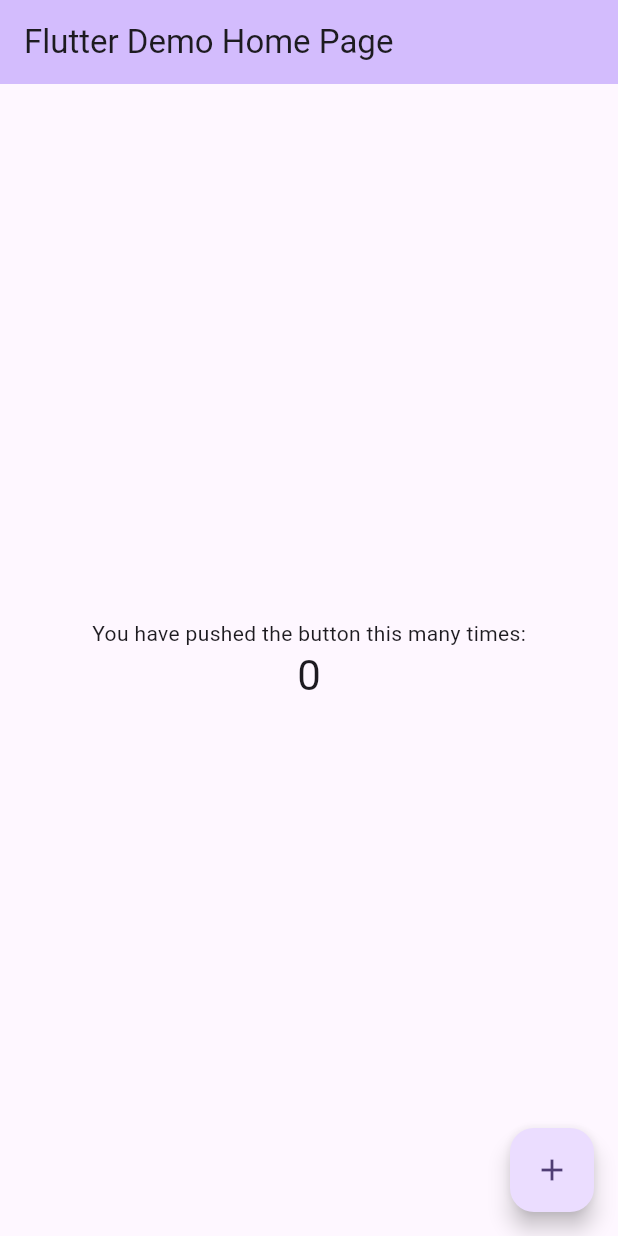
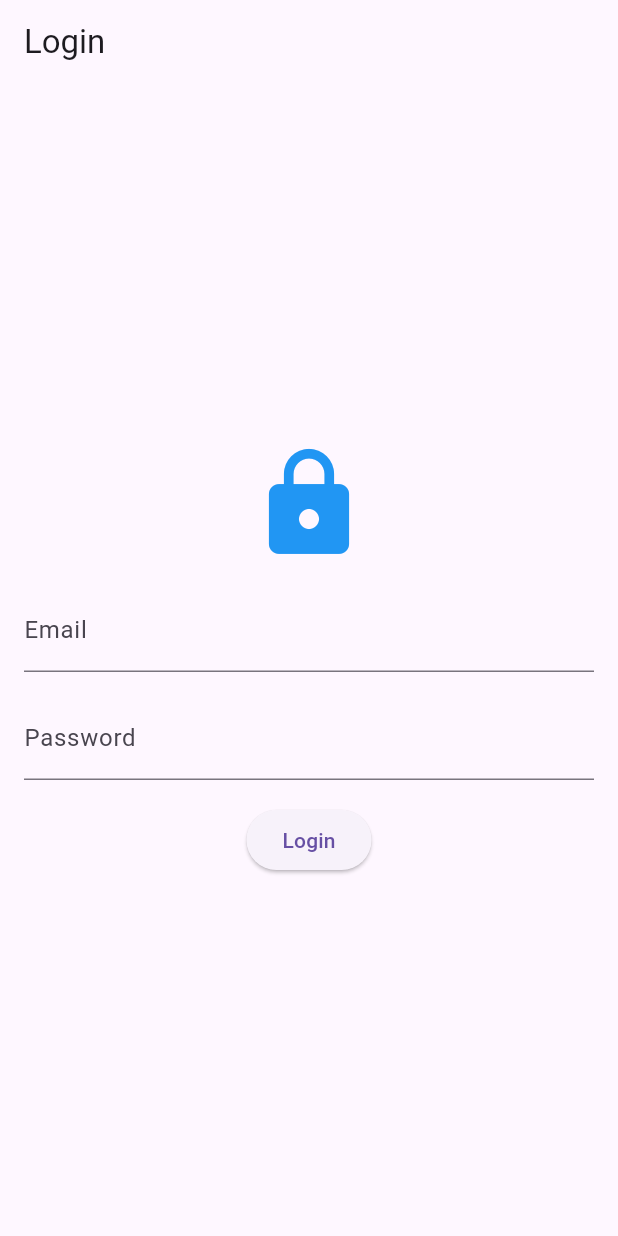
Before and after one commit to santiagomallama08/final_project_flutter, a Flutter app: the screen it shows after launch, on a phone screen of 412 x 824 dp. Run offline on Flutter 3.47's test engine with Material 3 defaults, Android fonts, the phone set to English and light mode, and no system bars; our stand-ins replace cloud_firestore, firebase_auth, firebase_core, get, google_nav_bar; accounts and stored records are empty.

Commit message:
subiendo proyecto final

```diff
--- /dev/null
+++ b/l10n.yaml
@@ -0,0 +1,6 @@
+arb-dir: lib/l10n
+template-arb-file: app_es.arb
+output-localization-file: app_localizations.dart
+synthetic-package: false
+nullable-getter: false
+output-dir: lib/generated
--- a/lib/app.dart
+++ b/lib/app.dart
@@ -0,0 +1,20 @@
+import 'package:flutter/material.dart';
+import 'package:flutter_application_1/modules/autenticacion/login.dart';
+import 'package:get/get.dart';
+
+class App extends StatelessWidget{
+  const App({super.key});
+
+
+ @override
+  Widget build(BuildContext context) {
+    return GetMaterialApp(
+      title: 'App',
+      theme: ThemeData(
+        primarySwatch: Colors.blue,
+      ),
+      home: LoginApp(),
+
+    );
+  }
+}
--- a/lib/main.dart
+++ b/lib/main.dart
@@ -1,125 +1,15 @@
+import 'package:firebase_core/firebase_core.dart';
 import 'package:flutter/material.dart';
+import 'package:flutter_application_1/firebase_options.dart';
+import 'package:flutter_application_1/modules/autenticacion/login.dart';
+import 'package:get/get.dart';
+ import 'package:flutter_application_1/app.dart';
 
-void main() {
-  runApp(const MyApp());
+void main() async {
+  WidgetsFlutterBinding.ensureInitialized();
+  await Firebase.initializeApp(
+    options: DefaultFirebaseOptions.currentPlatform,
+  );
+   runApp(App());
+
 }
-
-class MyApp extends StatelessWidget {
-  const MyApp({super.key});
-
-  // This widget is the root of your application.
-  @override
-  Widget build(BuildContext context) {
-    return MaterialApp(
-      title: 'Flutter Demo',
-      theme: ThemeData(
-        // This is the theme of your application.
-        //
-        // TRY THIS: Try running your application with "flutter run". You'll see
-        // the application has a purple toolbar. Then, without quitting the app,
-        // try changing the seedColor in the colorScheme below to Colors.green
-        // and then invoke "hot reload" (save your changes or press the "hot
-        // reload" button in a Flutter-supported IDE, or press "r" if you used
-        // the command line to start the app).
-        //
-        // Notice that the counter didn't reset back to zero; the application
-        // state is not lost during the reload. To reset the state, use hot
-        // restart instead.
-        //
-        // This works for code too, not just values: Most code changes can be
-        // tested with just a hot reload.
-        colorScheme: ColorScheme.fromSeed(seedColor: Colors.deepPurple),
-        useMaterial3: true,
-      ),
-      home: const MyHomePage(title: 'Flutter Demo Home Page'),
-    );
-  }
-}
-
-class MyHomePage extends StatefulWidget {
-  const MyHomePage({super.key, required this.title});
-
-  // This widget is the home page of your application. It is stateful, meaning
-  // that it has a State object (defined below) that contains fields that affect
-  // how it looks.
-
-  // This class is the configuration for the state. It holds the values (in this
-  // case the title) provided by the parent (in this case the App widget) and
-  // used by the build method of the State. Fields in a Widget subclass are
-  // always marked "final".
-
-  final String title;
-
-  @override
-  State<MyHomePage> createState() => _MyHomePageState();
-}
-
-class _MyHomePageState extends State<MyHomePage> {
-  int _counter = 0;
-
-  void _incrementCounter() {
-    setState(() {
-      // This call to setState tells the Flutter framework that something has
-      // changed in this State, which causes it to rerun the build method below
-      // so that the display can reflect the updated values. If we changed
-      // _counter without calling setState(), then the build method would not be
-      // called again, and so nothing would appear to happen.
-      _counter++;
-    });
-  }
-
-  @override
-  Widget build(BuildContext context) {
-    // This method is rerun every time setState is called, for instance as done
-    // by the _incrementCounter method above.
-    //
-    // The Flutter framework has been optimized to make rerunning build methods
-    // fast, so that you can just rebuild anything that needs updating rather
-    // than having to individually change instances of widgets.
-    return Scaffold(
-      appBar: AppBar(
-        // TRY THIS: Try changing the color here to a specific color (to
-        // Colors.amber, perhaps?) and trigger a hot reload to see the AppBar
-        // change color while the other colors stay the same.
-        backgroundColor: Theme.of(context).colorScheme.inversePrimary,
-        // Here we take the value from the MyHomePage object that was created by
-        // the App.build method, and use it to set our appbar title.
-        title: Text(widget.title),
-      ),
-      body: Center(
-        // Center is a layout widget. It takes a single child and positions it
-        // in the middle of the parent.
-        child: Column(
-          // Column is also a layout widget. It takes a list of children and
-          // arranges them vertically. By default, it sizes itself to fit its
-          // children horizontally, and tries to be as tall as its parent.
-          //
-          // Column has various properties to control how it sizes itself and
-          // how it positions its children. Here we use mainAxisAlignment to
-          // center the children vertically; the main axis here is the vertical
-          // axis because Columns are vertical (the cross axis would be
-          // horizontal).
-          //
-          // TRY THIS: Invoke "debug painting" (choose the "Toggle Debug Paint"
-          // action in the IDE, or press "p" in the console), to see the
-          // wireframe for each widget.
-          mainAxisAlignment: MainAxisAlignment.center,
-          children: <Widget>[
-            const Text(
-              'You have pushed the button this many times:',
-            ),
-            Text(
-              '$_counter',
-              style: Theme.of(context).textTheme.headlineMedium,
-            ),
-          ],
-        ),
-      ),
-      floatingActionButton: FloatingActionButton(
-        onPressed: _incrementCounter,
-        tooltip: 'Increment',
-        child: const Icon(Icons.add),
-      ), // This trailing comma makes auto-formatting nicer for build methods.
-    );
-  }
-}
--- /dev/null
+++ b/lib/modules/autenticacion/login.dart
@@ -0,0 +1,119 @@
+import 'package:firebase_auth/firebase_auth.dart';
+import 'package:flutter/material.dart';
+import 'package:flutter_application_1/modules/noticias/screens/Lista_noticias.dart';
+import 'package:flutter_application_1/utils/services/firebase_auth.dart';
+import 'package:get/get.dart';
+
+class LoginApp extends StatefulWidget {
+  const LoginApp({Key? key}) : super(key: key);
+
+  @override
+  State<LoginApp> createState() => _LoginAppState();
+
+}
+
+class _LoginAppState extends State<LoginApp> {
+  final FirebaseAuthService _auth = FirebaseAuthService();
+  final TextEditingController _emailController = TextEditingController();
+  final TextEditingController _passwordController = TextEditingController();
+  String? _errorMessage;
+
+  Future<void> signIn(BuildContext context) async {
+    String email = _emailController.text.trim();
+    String pass = _passwordController.text.trim();
+
+    try {
+      final user = await _auth.signInWithEmailAndPassword(email, pass);
+
+      if (user != null) {
+        print('User signed in successfully');
+        Get.to(const ListNoticias());
+      } else {
+        setState(() {
+          _errorMessage = 'The user/password is incorrect';
+        });
+        ScaffoldMessenger.of(context).showSnackBar(
+          SnackBar(
+            content: Text(_errorMessage!),
+            duration: const Duration(seconds: 3),
+          ),
+        );
+      }
+    } catch (e) {
+      String errorMessage = 'An error occurred. Please try again.';
+      if (e is FirebaseAuthException) {
+        if (e.code == 'user-not-found') {
+          errorMessage = 'No user found with this email.';
+        } else if (e.code == 'wrong-password') {
+          errorMessage = 'Incorrect password.';
+        } else {
+          errorMessage = 'Authentication failed. Please try again later.';
+        }
+      }
+
+      setState(() {
+        _errorMessage = errorMessage;
+      });
+
+      ScaffoldMessenger.of(context).showSnackBar(
+        SnackBar(
+          content: Text(_errorMessage!),
+          duration: const Duration(seconds: 3),
+        ),
+      );
+
+      print('Sign in error: $e');
+    }
+  }
+
+  @override
+  Widget build(BuildContext context) {
+    return Scaffold(
+      appBar: AppBar(
+        title: const Text('Login'),
+      ),
+      body: Center(
+        child: Padding(
+          padding: const EdgeInsets.all(16.0),
+          child: Column(
+            mainAxisAlignment: MainAxisAlignment.center,
+            children: <Widget>[
+              const Icon(
+                Icons.lock,
+                size: 80.0,
+                color: Colors.blue,
+              ),
+              const SizedBox(height: 16.0),
+              if (_errorMessage != null)
+                Text(
+                  _errorMessage!,
+                  style: const TextStyle(color: Colors.red),
+                ),
+              TextField(
+                controller: _emailController,
+                decoration: const InputDecoration(
+                  labelText: 'Email',
+                ),
+              ),
+              const SizedBox(height: 16.0),
+              TextField(
+                controller: _passwordController,
+                decoration: const InputDecoration(
+                  labelText: 'Password',
+                ),
+                obscureText: true,
+              ),
+              const SizedBox(height: 16.0),
+              ElevatedButton(
+                onPressed: () {
+                  signIn(context);
+                },
+                child: const Text('Login'),
+              ),
+            ],
+          ),
+        ),
+      ),
+    );
+  }
+}
--- /dev/null
+++ b/lib/utils/services/firebase_auth.dart
@@ -0,0 +1,41 @@
+import 'package:firebase_auth/firebase_auth.dart';
+
+class FirebaseAuthService {
+  final FirebaseAuth _auth = FirebaseAuth.instance;
+
+  Future<User?> signUpWithEmailAndPassword(
+    String name,
+    String email,
+    String password,
+  ) async {
+    try {
+      UserCredential credential = await _auth.createUserWithEmailAndPassword(
+        email: email,
+        password: password,
+      );
+      return credential.user;
+    } catch (e) {
+      return null;
+    }
+  }
+
+  Future<User?> signInWithEmailAndPassword(
+    String email,
+    String password,
+  ) async {
+    try {
+      UserCredential credential = await _auth.signInWithEmailAndPassword(
+        email: email,
+        password: password,
+      );
+      return credential.user;
+    } catch (e) {
+      return null;
+    }
+  }
+
+  bool isUserLoggedIn() {
+    User? user = FirebaseAuth.instance.currentUser;
+    return user != null;
+  }
+}
```
Also changed, not shown: lib/modules/noticias/screens/Botones_navegacion.dart (added, +28 -0 lines), lib/modules/noticias/screens/Lista_noticias.dart (added, +153 -0 lines), lib/modules/noticias/screens/agregar_noticia.dart (added, +90 -0 lines), lib/utils/services/firestore.dart (added, +23 -0 lines), pubspec.yaml (+10 -67 lines), firebase.json (added), lib/firebase_options.dart (added), lib/generated/app_localizations.dart (added), lib/generated/app_localizations_en.dart (added), lib/generated/app_localizations_es.dart (added), lib/l10n/app_en.arb (added), lib/l10n/app_es.arb (added), lib/modules/module.dart (added), lib/utils/utils.dart (added), 1 more files, 5 other files.
